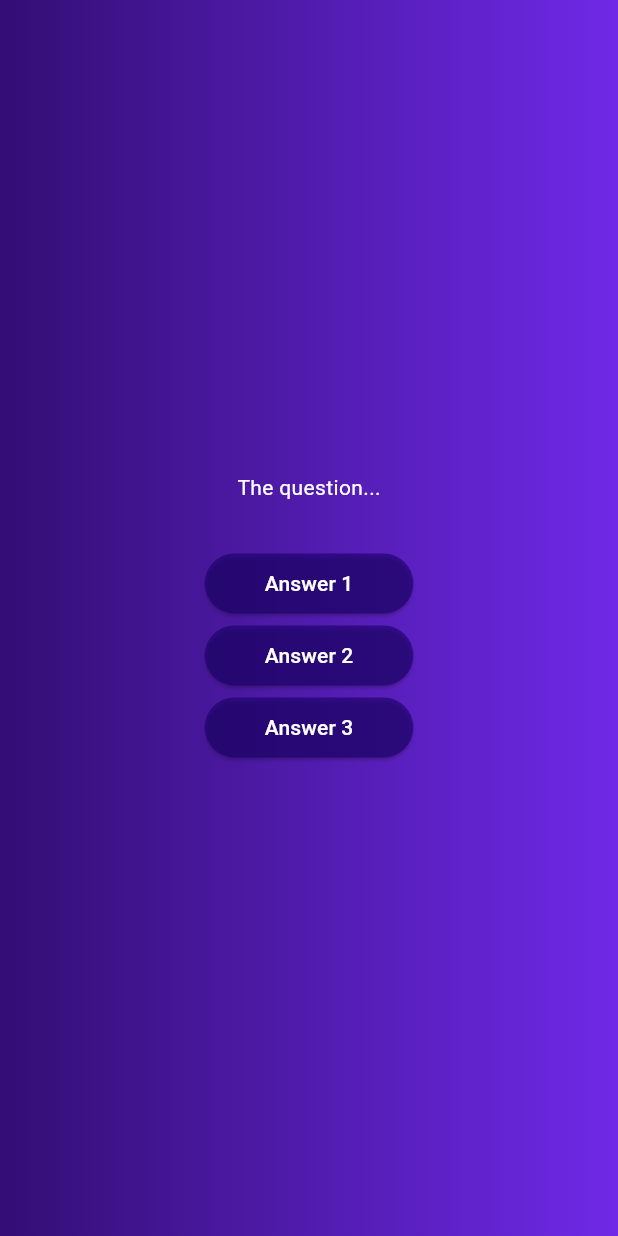
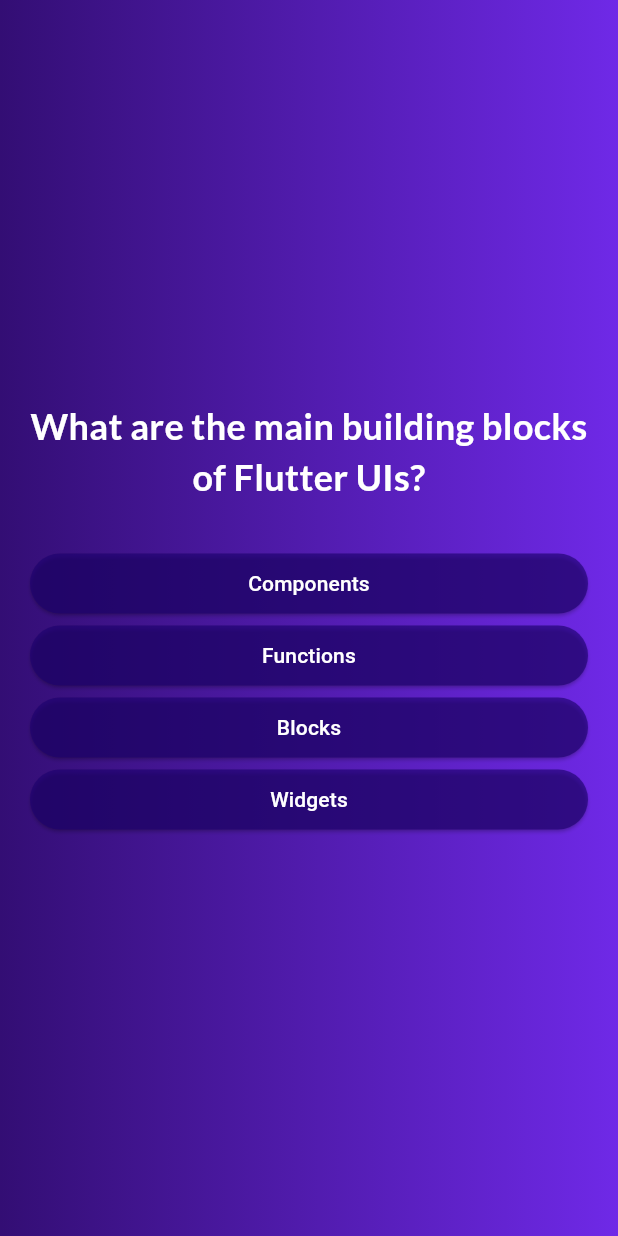
Before and after one commit to ntupro/Quiz-App-Project, a Flutter app: the screen it shows after launch, after a tap on "Start Quiz", on a phone screen of 412 x 824 dp. Run offline on Flutter 3.47's test engine with Material 3 defaults, Android fonts, the phone set to English and light mode, and no system bars; our stand-ins replace google_fonts.

```diff
--- a/lib/answer_button.dart
+++ b/lib/answer_button.dart
@@ -20,7 +20,10 @@ class AnswerButton extends StatelessWidget {
         foregroundColor: Colors.white,
         shape: RoundedRectangleBorder(borderRadius: BorderRadius.circular(40)),
       ),
-      child: Text(answerText),
+      child: Text(
+        answerText,
+        textAlign: TextAlign.center,
+      ),
     );
   }
 }
--- a/lib/models/quiz_question.dart
+++ b/lib/models/quiz_question.dart
@@ -3,4 +3,10 @@ class QuizQuestion {
 
   final String text;
   final List<String> answers;
+
+  List<String> getShuffledAnswers() {
+    final shuffledList = List.of(answers);
+    shuffledList.shuffle();
+    return shuffledList;
+  }
 }
--- a/lib/questions_screen.dart
+++ b/lib/questions_screen.dart
@@ -1,8 +1,12 @@
 import 'package:flutter/material.dart';
 import 'package:flutter_application_1/answer_button.dart';
+import 'package:flutter_application_1/data/questions.dart';
+import 'package:google_fonts/google_fonts.dart';
 
 class QuestionsScreen extends StatefulWidget {
-  const QuestionsScreen({super.key});
+  const QuestionsScreen({super.key, required this.onSelectAnswer});
+
+  final void Function(String answer) onSelectAnswer;
 
   @override
   State<QuestionsScreen> createState() {
@@ -11,31 +15,47 @@ class QuestionsScreen extends StatefulWidget {
 }
 
 class _QuestionScreenState extends State<QuestionsScreen> {
+  var currentQuestionIndex = 0;
+
+  void answerQuestion(String selectedAnswer) {
+    widget.onSelectAnswer(selectedAnswer);
+    setState(() {
+      currentQuestionIndex++;
+    });
+  }
+
   @override
   Widget build(BuildContext context) {
+    final currentQuestion = questions[currentQuestionIndex];
+
     return SizedBox(
       width: double.infinity,
+      child: Container(
+        margin: const EdgeInsets.all(20),
         child: Column(
           mainAxisAlignment: MainAxisAlignment.center,
+          crossAxisAlignment: CrossAxisAlignment.stretch,
           children: [
-          const Text(
-            'The question...',
-            style: TextStyle(color: Colors.white),
+            Text(
+              currentQuestion.text,
+              style: GoogleFonts.lato(
+                color: Colors.white,
+                fontSize: 24,
+                fontWeight: FontWeight.bold,
+              ),
+              textAlign: TextAlign.center,
             ),
             const SizedBox(height: 30),
-          AnswerButton(
-            answerText: 'Answer 1',
-            onTap: () {},
+            ...currentQuestion.getShuffledAnswers().map((answer) {
+              return AnswerButton(
+                answerText: answer,
+                onTap: () {
+                  answerQuestion(answer);
+                },
+              );
+            })
+          ],
         ),
-          AnswerButton(
-            answerText: 'Answer 2',
-            onTap: () {},
-          ),
-          AnswerButton(
-            answerText: 'Answer 3',
-            onTap: () {},
-          ),
-        ],
       ),
     );
   }
--- a/lib/quiz.dart
+++ b/lib/quiz.dart
@@ -1,5 +1,7 @@
 import 'package:flutter/material.dart';
+import 'package:flutter_application_1/data/questions.dart';
 import 'package:flutter_application_1/questions_screen.dart';
+import 'package:flutter_application_1/results_screen.dart';
 import 'package:flutter_application_1/screen/start_screen.dart';
 
 class Quiz extends StatefulWidget {
@@ -12,6 +14,7 @@ class Quiz extends StatefulWidget {
 }
 
 class _QuizState extends State<Quiz> {
+  List<String> selectedAnswers = [];
   var activeScreen = 'start-screen';
 
   void switchScreen() {
@@ -20,12 +23,28 @@ class _QuizState extends State<Quiz> {
     });
   }
 
+  void chooseAnswer(String answer) {
+    selectedAnswers.add(answer);
+
+    if (selectedAnswers.length == questions.length) {
+      setState(() {
+        activeScreen = 'results-screen';
+      });
+    }
+  }
+
   @override
   Widget build(BuildContext context) {
     Widget screenWidget = StartScreen(switchScreen);
 
     if (activeScreen == 'questions-screen') {
-      screenWidget = const QuestionsScreen();
+      screenWidget = QuestionsScreen(onSelectAnswer: chooseAnswer);
+    }
+
+    if (activeScreen == 'results-screen') {
+      screenWidget = ResultsScreen(
+        chooseAnswers: selectedAnswers,
+      );
     }
 
     return MaterialApp(
--- a/lib/screen/start_screen.dart
+++ b/lib/screen/start_screen.dart
@@ -1,11 +1,10 @@
 import 'package:flutter/material.dart';
+import 'package:google_fonts/google_fonts.dart';
 
 class StartScreen extends StatelessWidget {
   final void Function() startQuiz;
 
-  const StartScreen(void Function() startQuiz, {Key? key})
-      : startQuiz = startQuiz,
-        super(key: key);
+  const StartScreen(this.startQuiz, {super.key});
 
   @override
   Widget build(BuildContext context) {
@@ -19,11 +18,10 @@ class StartScreen extends StatelessWidget {
             color: const Color.fromARGB(150, 255, 255, 255),
           ),
           const SizedBox(height: 80),
-          const Text(
-            'Learn Flutter the fun way!',
-            style: TextStyle(
-                color: Color.fromARGB(255, 212, 207, 251), fontSize: 24),
-          ),
+          Text('Learn Flutter the fun way!',
+              style: GoogleFonts.lato(
+                  color: const Color.fromARGB(255, 212, 207, 251),
+                  fontSize: 24)),
           const SizedBox(height: 30),
           OutlinedButton.icon(
             onPressed: () {
--- a/pubspec.yaml
+++ b/pubspec.yaml
@@ -35,6 +35,7 @@ dependencies:
   # The following adds the Cupertino Icons font to your application.
   # Use with the CupertinoIcons class for iOS style icons.
   cupertino_icons: ^1.0.8
+  google_fonts: ^6.2.1
 
 dev_dependencies:
   flutter_test:
```
Also changed, not shown: lib/questions_summary.dart (added, +32 -0 lines), lib/results_screen.dart (added, +56 -0 lines), pubspec.lock, 3 other files. Lines whose indentation alone changed are shown as unchanged.
